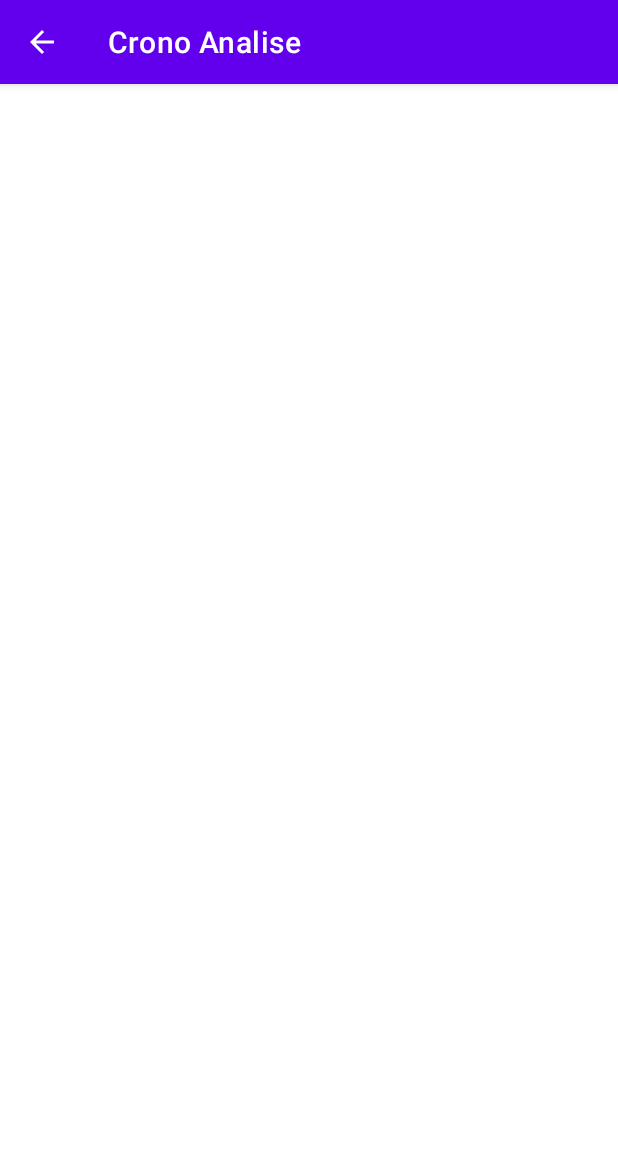
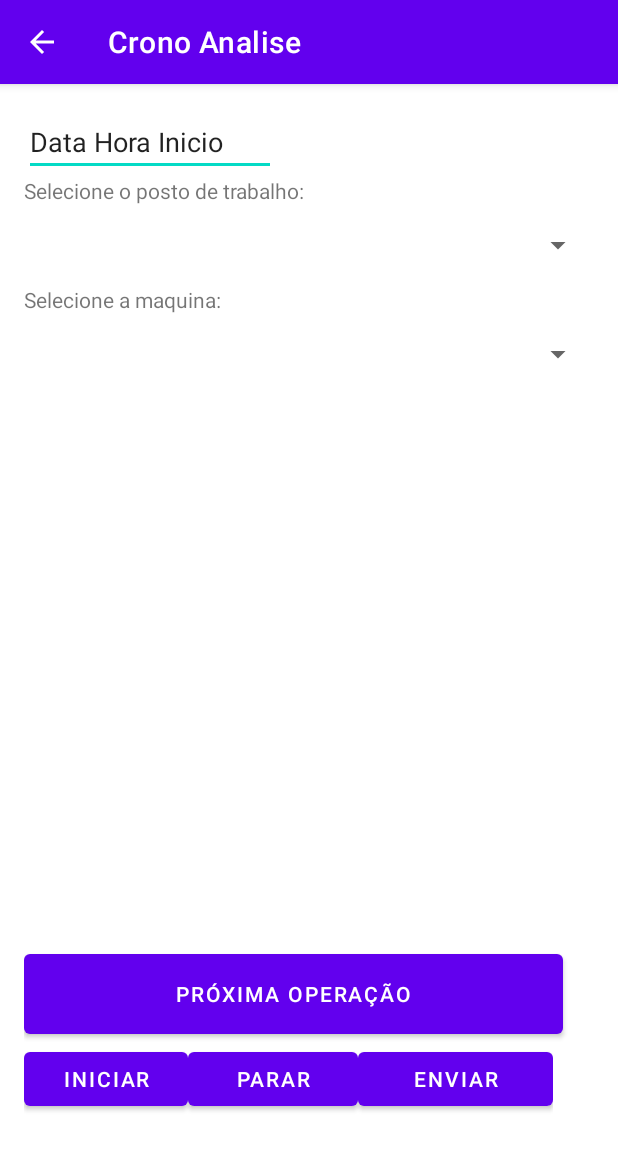
Before and after one commit to Viero19G/app_crono_mobile_IV, an Android app: the screen it shows after launch (cronoActivity), after a tap on an icon or button, on a phone screen of 412 x 824 dp. Shown: the top 1150 px of the screen. Run offline under Robolectric (Android 15) with nearby library versions, the phone set to English and light mode, and no system bars.

Commit message:
Iniciando desdenvolvimento do cronometro

```diff
--- a/app/src/main/java/com/example/learn/API/MaquinaRepository.java
+++ b/app/src/main/java/com/example/learn/API/MaquinaRepository.java
@@ -15,6 +15,7 @@ import retrofit2.Response;
 public class MaquinaRepository {
     private final ApiService apiService;
     private final DatabaseHelper dbHelper;
+    SyncManager sm;
 
     public MaquinaRepository(Context context) {
         apiService = RetrofitClient.getApiService();
@@ -67,6 +68,9 @@ public class MaquinaRepository {
                 Log.e("API", "Falha na requisição: " + t.getMessage() + ". Tentando novamente... (" + tentativas + " restantes)");
                 criarMaquinaComReenvio(maquina, tentativas - 1);
             }
+
+
         });
+        sm.syncDB();
     }
 }
--- a/app/src/main/java/com/example/learn/API/OperacaoRepository.java
+++ b/app/src/main/java/com/example/learn/API/OperacaoRepository.java
@@ -18,6 +18,7 @@ public class OperacaoRepository {
 
     private final ApiService apiService;
     private final DatabaseHelper dbHelper;
+    SyncManager sm;
 
     public OperacaoRepository(Context context) {
         apiService = RetrofitClient.getApiService();
@@ -72,6 +73,7 @@ public class OperacaoRepository {
                 criarOperacaoComReenvio(operacao, tentativas - 1);
             }
         });
+        sm.syncDB();
     }
 
 }
--- a/app/src/main/java/com/example/learn/API/PostoRepository.java
+++ b/app/src/main/java/com/example/learn/API/PostoRepository.java
@@ -16,6 +16,7 @@ import retrofit2.Response;
 public class PostoRepository {
     private final ApiService apiService;
     private final DatabaseHelper dbHelper;
+    SyncManager sm;
 
     public PostoRepository(Context context) {
         apiService = RetrofitClient.getApiService();
@@ -71,5 +72,6 @@ public class PostoRepository {
                 criarPostoComReenvio(postoTrabalho, tentativas - 1);
             }
         });
+        sm.syncDB();
     }
 }
--- /dev/null
+++ b/app/src/main/java/com/example/learn/adapter/OperacaoAdapter.java
@@ -0,0 +1,54 @@
+package com.example.learn.adapter;
+
+import android.content.Context;
+import android.view.LayoutInflater;
+import android.view.View;
+import android.view.ViewGroup;
+import android.widget.TextView;
+
+import androidx.annotation.NonNull;
+import androidx.recyclerview.widget.RecyclerView;
+
+import com.example.learn.R;
+import com.example.learn.models.OperacaoTempo;
+
+import java.util.List;
+
+public class OperacaoAdapter extends RecyclerView.Adapter<OperacaoAdapter.ViewHolder> {
+    private List<OperacaoTempo> operacoes;
+    private Context context;
+
+    public OperacaoAdapter(Context context, List<OperacaoTempo> operacoes) {
+        this.context = context;
+        this.operacoes = operacoes;
+    }
+
+    @NonNull
+    @Override
+    public ViewHolder onCreateViewHolder(@NonNull ViewGroup parent, int viewType) {
+        View view = LayoutInflater.from(context).inflate(R.layout.item_operacao, parent, false);
+        return new ViewHolder(view);
+    }
+
+    @Override
+    public void onBindViewHolder(@NonNull ViewHolder holder, int position) {
+        OperacaoTempo operacao = operacoes.get(position);
+        holder.txtOperacao.setText("Operação ID: " + operacao.getOperacaoId());
+        holder.txtTempo.setText("Tempo: " + operacao.getTempoSegundos() + "s");
+    }
+
+    @Override
+    public int getItemCount() {
+        return operacoes.size();
+    }
+
+    public static class ViewHolder extends RecyclerView.ViewHolder {
+        TextView txtOperacao, txtTempo;
+
+        public ViewHolder(@NonNull View itemView) {
+            super(itemView);
+            txtOperacao = itemView.findViewById(R.id.spinnerOperacao);
+            txtTempo = itemView.findViewById(R.id.txtTempo);
+        }
+    }
+}
--- a/app/src/main/java/com/example/learn/cronoActivity.java
+++ b/app/src/main/java/com/example/learn/cronoActivity.java
@@ -1,14 +1,85 @@
 package com.example.learn;
 
 import androidx.appcompat.app.AppCompatActivity;
+import androidx.recyclerview.widget.LinearLayoutManager;
+import androidx.recyclerview.widget.RecyclerView;
 
 import android.os.Bundle;
+import android.widget.Button;
+import android.widget.Spinner;
+
+import com.example.learn.adapter.OperacaoAdapter;
+import com.example.learn.models.OperacaoTempo;
+
+import java.util.ArrayList;
+import java.util.List;
 
 public class cronoActivity extends AppCompatActivity {
+
+    private Button btnIniciar, btnProximo, btnParar, btnEnviar;
+    private Spinner spPost, spMaq;
+    private RecyclerView recyclerOperacoes;
+    private List<OperacaoTempo> listaOperacoes;
+    private OperacaoAdapter adapter;
+    private long inicioTempo;
+    private boolean isCronometroRodando = false;
 
     @Override
     protected void onCreate(Bundle savedInstanceState) {
         super.onCreate(savedInstanceState);
-        setContentView(R.layout.activity_crud);
+        setContentView(R.layout.activity_crono);
+
+        // Vincular componentes
+        btnIniciar = findViewById(R.id.btn_InitC);
+        btnProximo = findViewById(R.id.btnProximo);
+        btnParar = findViewById(R.id.btnParar);
+        btnEnviar = findViewById(R.id.btnEnviar);
+        spPost = findViewById(R.id.spPost);
+        spMaq = findViewById(R.id.spMaq);
+        recyclerOperacoes = findViewById(R.id.recyclerOperacoes);
+
+        // Configurar RecyclerView
+        listaOperacoes = new ArrayList<>();
+        adapter = new OperacaoAdapter(this, listaOperacoes);
+        recyclerOperacoes.setLayoutManager(new LinearLayoutManager(this));
+        recyclerOperacoes.setAdapter(adapter);
+
+        // Iniciar Cronômetro
+        btnIniciar.setOnClickListener(v -> iniciarCronometro());
+
+        // Próxima Operação
+        btnProximo.setOnClickListener(v -> proximaOperacao());
+
+        // Parar e Registrar
+        btnParar.setOnClickListener(v -> pararCronometro());
+    }
+
+    private void iniciarCronometro() {
+        if (!isCronometroRodando) {
+            inicioTempo = System.currentTimeMillis();
+            isCronometroRodando = true;
+        }
+    }
+
+    private void proximaOperacao() {
+        if (isCronometroRodando) {
+            long tempoAtual = System.currentTimeMillis();
+            int tempoDecorrido = (int) ((tempoAtual - inicioTempo) / 1000);
+            inicioTempo = tempoAtual;
+
+            int operacaoId = 1; // Pegamos do spinner (exemplo)
+            listaOperacoes.add(new OperacaoTempo(operacaoId, tempoDecorrido));
+            adapter.notifyDataSetChanged();
+        }
+    }
+
+    private void pararCronometro() {
+        if (isCronometroRodando) {
+            isCronometroRodando = false;
+            long tempoFinal = System.currentTimeMillis();
+            int tempoTotal = (int) ((tempoFinal - inicioTempo) / 1000);
+            listaOperacoes.add(new OperacaoTempo(0, tempoTotal)); // Tempo final
+            adapter.notifyDataSetChanged();
+        }
     }
 }
--- /dev/null
+++ b/app/src/main/res/layout/activity_crono.xml
@@ -0,0 +1,84 @@
+<?xml version="1.0" encoding="utf-8"?>
+<LinearLayout xmlns:android="http://schemas.android.com/apk/res/android"
+    xmlns:tools="http://schemas.android.com/tools"
+    android:layout_width="match_parent"
+    android:layout_height="match_parent"
+    android:orientation="vertical"
+    android:padding="16dp">
+
+    <EditText
+        android:id="@+id/editTextTextPersonName"
+        android:layout_width="168dp"
+        android:layout_height="wrap_content"
+        android:ems="10"
+        android:inputType="textPersonName"
+        android:text="Data Hora Inicio" />
+
+    <LinearLayout
+        android:layout_width="wrap_content"
+        android:layout_height="wrap_content"
+        android:orientation="horizontal"/>
+    <TextView
+        android:id="@+id/textView"
+        android:layout_width="376dp"
+        android:layout_height="wrap_content"
+        android:text="Selecione o posto de trabalho:" />
+
+    <Spinner
+        android:id="@+id/spPost"
+        style="@style/Widget.AppCompat.Light.Spinner.DropDown.ActionBar"
+        android:layout_width="match_parent"
+        android:layout_height="53dp" />
+
+    <TextView
+        android:id="@+id/textView3"
+        android:layout_width="match_parent"
+        android:layout_height="wrap_content"
+        android:text="Selecione a maquina:" />
+
+    <Spinner
+        android:id="@+id/spMaq"
+        android:layout_width="match_parent"
+        android:layout_height="53dp"
+        tools:ignore="SpeakableTextPresentCheck" />
+    <!-- Lista de Operações com Tempo -->
+
+    <!-- Botão Próximo -->
+    <androidx.recyclerview.widget.RecyclerView
+        android:id="@+id/recyclerOperacoes"
+        android:layout_width="377dp"
+        android:layout_height="367dp"
+        android:background="#72FFFFFF" />
+
+
+    <Button
+        android:id="@+id/btnProximo"
+        android:layout_width="359dp"
+        android:layout_height="65dp"
+        android:text="Próxima Operação" />
+
+    <LinearLayout
+        android:layout_width="wrap_content"
+        android:layout_height="wrap_content"
+        android:orientation="horizontal">
+
+        <Button
+            android:id="@+id/btn_InitC"
+            android:layout_width="109dp"
+            android:layout_height="wrap_content"
+            android:text="INICIAR" />
+
+        <Button
+            android:id="@+id/btnParar"
+            android:layout_width="113dp"
+            android:layout_height="match_parent"
+            android:text="Parar" />
+
+        <Button
+            android:id="@+id/btnEnviar"
+            android:layout_width="130dp"
+            android:layout_height="match_parent"
+            android:text="ENVIAR" />
+    </LinearLayout>
+
+</LinearLayout>
--- a/app/src/main/res/layout/activity_crud.xml
+++ /dev/null
@@ -1,9 +0,0 @@
-<?xml version="1.0" encoding="utf-8"?>
-<androidx.constraintlayout.widget.ConstraintLayout xmlns:android="http://schemas.android.com/apk/res/android"
-    xmlns:app="http://schemas.android.com/apk/res-auto"
-    xmlns:tools="http://schemas.android.com/tools"
-    android:layout_width="match_parent"
-    android:layout_height="match_parent"
-    tools:context=".activities.crudActivity">
-
-</androidx.constraintlayout.widget.ConstraintLayout>
```
Also changed, not shown: app/src/main/java/com/example/learn/models/Cronometro.java (added, +40 -0 lines), app/src/main/java/com/example/learn/models/OperacaoTempo.java (added, +14 -0 lines), app/src/main/res/layout/item_operacao.xml (added, +28 -0 lines).
